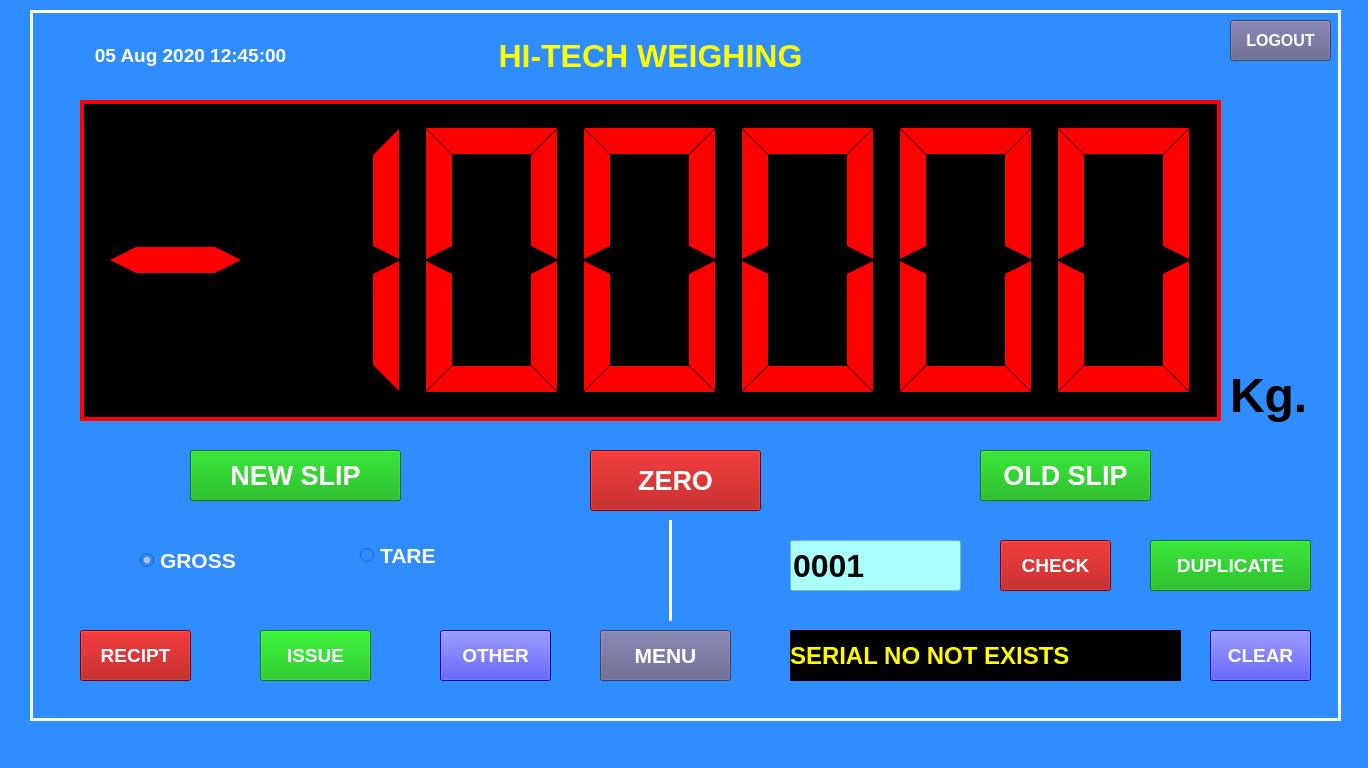
First picture: the form in FCI/ui/fci_04_batch_issues_submenu.ui, repository sanjaymanegit/testRepo, before the edit.
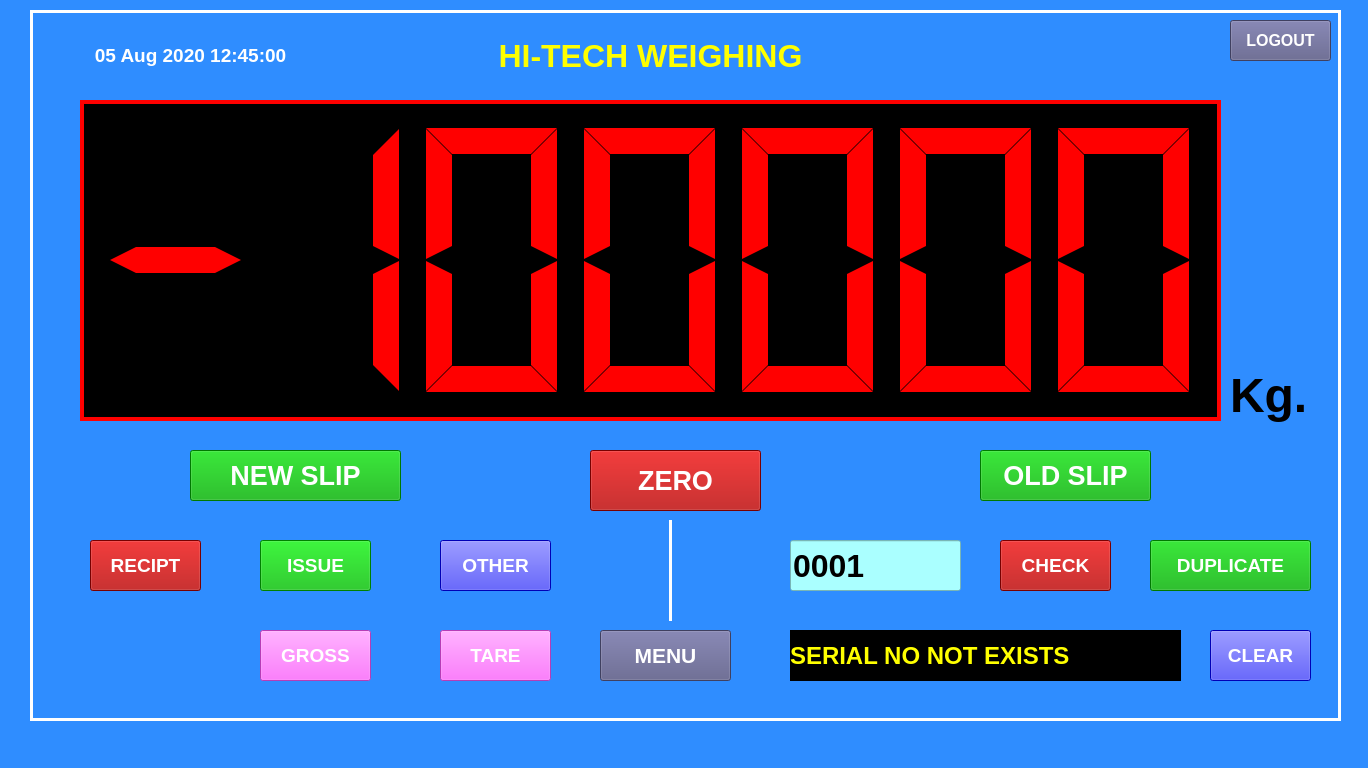
Second picture: the form after the edit.

```diff
--- a/FCI/ui/fci_04_batch_issues_submenu.ui
+++ b/FCI/ui/fci_04_batch_issues_submenu.ui
@@ -107,8 +107,8 @@
     <widget class="QPushButton" name="pushButton_3">
      <property name="geometry">
       <rect>
-       <x>50</x>
-       <y>620</y>
+       <x>60</x>
+       <y>530</y>
        <width>111</width>
        <height>51</height>
       </rect>
@@ -132,7 +132,7 @@
      <property name="geometry">
       <rect>
        <x>230</x>
-       <y>620</y>
+       <y>530</y>
        <width>111</width>
        <height>51</height>
       </rect>
@@ -156,7 +156,7 @@
      <property name="geometry">
       <rect>
        <x>410</x>
-       <y>620</y>
+       <y>530</y>
        <width>111</width>
        <height>51</height>
       </rect>
@@ -316,66 +316,6 @@
       <enum>Qt::Vertical</enum>
      </property>
     </widget>
-    <widget class="QRadioButton" name="radioButton_3">
-     <property name="geometry">
-      <rect>
-       <x>110</x>
-       <y>520</y>
-       <width>121</width>
-       <height>61</height>
-      </rect>
-     </property>
-     <property name="font">
-      <font>
-       <family>Arial</family>
-       <pointsize>16</pointsize>
-       <weight>75</weight>
-       <bold>true</bold>
-      </font>
-     </property>
-     <property name="styleSheet">
-      <string notr="true">color: rgb(255, 255, 255);</string>
-     </property>
-     <property name="text">
-      <string>GROSS</string>
-     </property>
-     <property name="checked">
-      <bool>true</bool>
-     </property>
-    </widget>
-    <widget class="QRadioButton" name="radioButton_4">
-     <property name="geometry">
-      <rect>
-       <x>330</x>
-       <y>520</y>
-       <width>101</width>
-       <height>51</height>
-      </rect>
-     </property>
-     <property name="font">
-      <font>
-       <family>Arial</family>
-       <pointsize>16</pointsize>
-       <weight>75</weight>
-       <bold>true</bold>
-      </font>
-     </property>
-     <property name="styleSheet">
-      <string notr="true">color: rgb(255, 255, 255);</string>
-     </property>
-     <property name="text">
-      <string>TARE</string>
-     </property>
-     <property name="iconSize">
-      <size>
-       <width>16</width>
-       <height>16</height>
-      </size>
-     </property>
-     <property name="autoRepeat">
-      <bool>false</bool>
-     </property>
-    </widget>
     <widget class="QLineEdit" name="lineEdit">
      <property name="geometry">
       <rect>
@@ -575,6 +515,52 @@
       <string>LOGOUT</string>
      </property>
     </widget>
+    <widget class="QPushButton" name="pushButton_12">
+     <property name="geometry">
+      <rect>
+       <x>230</x>
+       <y>620</y>
+       <width>111</width>
+       <height>51</height>
+      </rect>
+     </property>
+     <property name="font">
+      <font>
+       <pointsize>14</pointsize>
+       <weight>75</weight>
+       <bold>true</bold>
+      </font>
+     </property>
+     <property name="styleSheet">
+      <string notr="true">background-color: rgb(255, 85, 255);</string>
+     </property>
+     <property name="text">
+      <string>GROSS</string>
+     </property>
+    </widget>
+    <widget class="QPushButton" name="pushButton_13">
+     <property name="geometry">
+      <rect>
+       <x>410</x>
+       <y>620</y>
+       <width>111</width>
+       <height>51</height>
+      </rect>
+     </property>
+     <property name="font">
+      <font>
+       <pointsize>14</pointsize>
+       <weight>75</weight>
+       <bold>true</bold>
+      </font>
+     </property>
+     <property name="styleSheet">
+      <string notr="true">background-color: rgb(255, 85, 255);</string>
+     </property>
+     <property name="text">
+      <string>TARE</string>
+     </property>
+    </widget>
    </widget>
   </widget>
   <widget class="QMenuBar" name="menubar">
```
